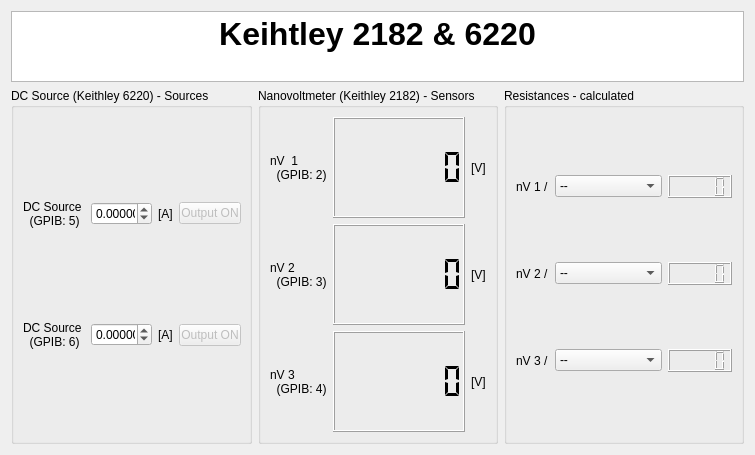
Qt form Keithley/Keithley_Control.ui (Cryostat-GUI/Cryostat-GUI) before a commit.
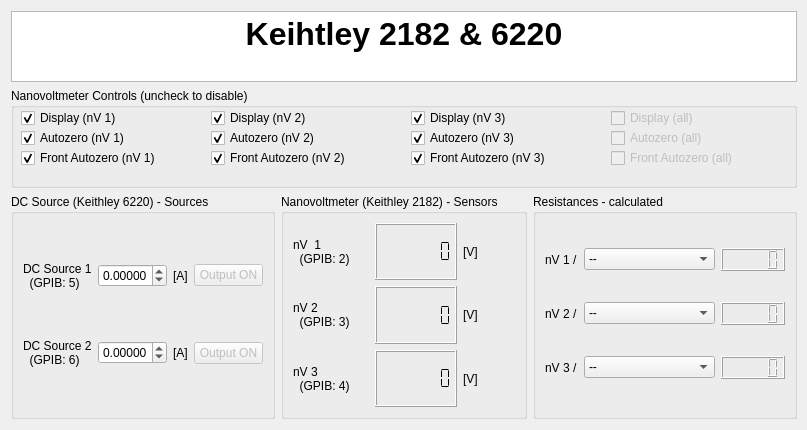
The same form after that commit.

Commit message: nanovoltmeter controls

What changed in the file:
```diff
--- a/Keithley/Keithley_Control.ui
+++ b/Keithley/Keithley_Control.ui
@@ -6,8 +6,8 @@
    <rect>
     <x>0</x>
     <y>0</y>
-    <width>755</width>
-    <height>455</height>
+    <width>807</width>
+    <height>430</height>
    </rect>
   </property>
   <property name="minimumSize">
@@ -20,7 +20,7 @@
    <string>Form</string>
   </property>
   <layout class="QGridLayout" name="gridLayout">
-   <item row="1" column="2">
+   <item row="3" column="2">
     <widget class="QGroupBox" name="groupBox">
      <property name="title">
       <string>Resistances - calculated</string>
@@ -116,7 +116,128 @@
      </layout>
     </widget>
    </item>
-   <item row="1" column="1">
+   <item row="3" column="0">
+    <widget class="QGroupBox" name="groupReadings_2">
+     <property name="title">
+      <string>DC Source (Keithley 6220) - Sources</string>
+     </property>
+     <property name="flat">
+      <bool>false</bool>
+     </property>
+     <property name="checkable">
+      <bool>false</bool>
+     </property>
+     <layout class="QGridLayout" name="_2" columnstretch="0,0,0,0">
+      <item row="0" column="0">
+       <widget class="QLabel" name="label_10">
+        <property name="minimumSize">
+         <size>
+          <width>0</width>
+          <height>39</height>
+         </size>
+        </property>
+        <property name="text">
+         <string>DC Source 1 
+  (GPIB: 5)</string>
+        </property>
+       </widget>
+      </item>
+      <item row="0" column="1">
+       <widget class="QDoubleSpinBox" name="spinSetCurrent1_A">
+        <property name="decimals">
+         <number>5</number>
+        </property>
+        <property name="minimum">
+         <double>-0.100000000000000</double>
+        </property>
+        <property name="maximum">
+         <double>0.100000000000000</double>
+        </property>
+        <property name="singleStep">
+         <double>0.001000000000000</double>
+        </property>
+       </widget>
+      </item>
+      <item row="2" column="1">
+       <widget class="QDoubleSpinBox" name="spinSetCurrent2_A">
+        <property name="decimals">
+         <number>5</number>
+        </property>
+        <property name="minimum">
+         <double>-0.100000000000000</double>
+        </property>
+        <property name="maximum">
+         <double>0.100000000000000</double>
+        </property>
+        <property name="singleStep">
+         <double>0.001000000000000</double>
+        </property>
+       </widget>
+      </item>
+      <item row="2" column="0">
+       <widget class="QLabel" name="label_9">
+        <property name="minimumSize">
+         <size>
+          <width>0</width>
+          <height>38</height>
+         </size>
+        </property>
+        <property name="text">
+         <string>DC Source 2 
+  (GPIB: 6)</string>
+        </property>
+       </widget>
+      </item>
+      <item row="2" column="2">
+       <widget class="QLabel" name="label_7">
+        <property name="maximumSize">
+         <size>
+          <width>52</width>
+          <height>16777215</height>
+         </size>
+        </property>
+        <property name="text">
+         <string>[A]</string>
+        </property>
+       </widget>
+      </item>
+      <item row="0" column="2">
+       <widget class="QLabel" name="label_12">
+        <property name="maximumSize">
+         <size>
+          <width>52</width>
+          <height>16777215</height>
+         </size>
+        </property>
+        <property name="text">
+         <string>[A]</string>
+        </property>
+       </widget>
+      </item>
+      <item row="2" column="3">
+       <widget class="QPushButton" name="pushToggleOut_2">
+        <property name="enabled">
+         <bool>false</bool>
+        </property>
+        <property name="text">
+         <string>Output ON</string>
+        </property>
+       </widget>
+      </item>
+      <item row="0" column="3">
+       <widget class="QPushButton" name="pushToggleOut_1">
+        <property name="enabled">
+         <bool>false</bool>
+        </property>
+        <property name="text">
+         <string>Output ON</string>
+        </property>
+       </widget>
+      </item>
+     </layout>
+    </widget>
+   </item>
+   <item row="3" column="1">
     <widget class="QGroupBox" name="groupReadings">
      <property name="title">
       <string>Nanovoltmeter (Keithley 2182) - Sensors</string>
@@ -127,7 +248,7 @@
      <property name="checkable">
       <bool>false</bool>
      </property>
-     <layout class="QGridLayout" columnstretch="0,1,0">
+     <layout class="QGridLayout" columnstretch="0,0,0">
       <item row="2" column="2">
        <widget class="QLabel" name="label_5">
         <property name="maximumSize">
@@ -230,127 +351,6 @@
      </layout>
     </widget>
    </item>
-   <item row="1" column="0">
-    <widget class="QGroupBox" name="groupReadings_2">
-     <property name="title">
-      <string>DC Source (Keithley 6220) - Sources</string>
-     </property>
-     <property name="flat">
-      <bool>false</bool>
-     </property>
-     <property name="checkable">
-      <bool>false</bool>
-     </property>
-     <layout class="QGridLayout" name="_2" columnstretch="0,0,0,0">
-      <item row="0" column="0">
-       <widget class="QLabel" name="label_10">
-        <property name="minimumSize">
-         <size>
-          <width>0</width>
-          <height>39</height>
-         </size>
-        </property>
-        <property name="text">
-         <string>DC Source 1 
-  (GPIB: 5)</string>
-        </property>
-       </widget>
-      </item>
-      <item row="0" column="1">
-       <widget class="QDoubleSpinBox" name="spinSetCurrent1_A">
-        <property name="decimals">
-         <number>5</number>
-        </property>
-        <property name="minimum">
-         <double>-0.100000000000000</double>
-        </property>
-        <property name="maximum">
-         <double>0.100000000000000</double>
-        </property>
-        <property name="singleStep">
-         <double>0.001000000000000</double>
-        </property>
-       </widget>
-      </item>
-      <item row="2" column="1">
-       <widget class="QDoubleSpinBox" name="spinSetCurrent2_A">
-        <property name="decimals">
-         <number>5</number>
-        </property>
-        <property name="minimum">
-         <double>-0.100000000000000</double>
-        </property>
-        <property name="maximum">
-         <double>0.100000000000000</double>
-        </property>
-        <property name="singleStep">
-         <double>0.001000000000000</double>
-        </property>
-       </widget>
-      </item>
-      <item row="2" column="0">
-       <widget class="QLabel" name="label_9">
-        <property name="minimumSize">
-         <size>
-          <width>0</width>
-          <height>38</height>
-         </size>
-        </property>
-        <property name="text">
-         <string>DC Source 2 
-  (GPIB: 6)</string>
-        </property>
-       </widget>
-      </item>
-      <item row="2" column="2">
-       <widget class="QLabel" name="label_7">
-        <property name="maximumSize">
-         <size>
-          <width>52</width>
-          <height>16777215</height>
-         </size>
-        </property>
-        <property name="text">
-         <string>[A]</string>
-        </property>
-       </widget>
-      </item>
-      <item row="0" column="2">
-       <widget class="QLabel" name="label_12">
-        <property name="maximumSize">
-         <size>
-          <width>52</width>
-          <height>16777215</height>
-         </size>
-        </property>
-        <property name="text">
-         <string>[A]</string>
-        </property>
-       </widget>
-      </item>
-      <item row="2" column="3">
-       <widget class="QPushButton" name="pushToggleOut_2">
-        <property name="enabled">
-         <bool>false</bool>
-        </property>
-        <property name="text">
-         <string>Output ON</string>
-        </property>
-       </widget>
-      </item>
-      <item row="0" column="3">
-       <widget class="QPushButton" name="pushToggleOut_1">
-        <property name="enabled">
-         <bool>false</bool>
-        </property>
-        <property name="text">
-         <string>Output ON</string>
-        </property>
-       </widget>
-      </item>
-     </layout>
-    </widget>
-   </item>
    <item row="0" column="0" colspan="3">
     <widget class="QTextBrowser" name="textBrowser">
      <property name="minimumSize">
@@ -380,6 +380,229 @@
      </property>
     </widget>
    </item>
+   <item row="2" column="0" colspan="3">
+    <widget class="QGroupBox" name="groupBox_2">
+     <property name="minimumSize">
+      <size>
+       <width>240</width>
+       <height>0</height>
+      </size>
+     </property>
+     <property name="maximumSize">
+      <size>
+       <width>16777215</width>
+       <height>100</height>
+      </size>
+     </property>
+     <property name="title">
+      <string>Nanovoltmeter Controls (uncheck to disable)</string>
+     </property>
+     <widget class="QCheckBox" name="checkBox_FrontAutozero_1">
+      <property name="geometry">
+       <rect>
+        <x>10</x>
+        <y>60</y>
+        <width>171</width>
+        <height>20</height>
+       </rect>
+      </property>
+      <property name="text">
+       <string>Front Autozero (nV 1)</string>
+      </property>
+      <property name="checked">
+       <bool>true</bool>
+      </property>
+     </widget>
+     <widget class="QCheckBox" name="checkBox_Autozero_1">
+      <property name="geometry">
+       <rect>
+        <x>10</x>
+        <y>40</y>
+        <width>151</width>
+        <height>20</height>
+       </rect>
+      </property>
+      <property name="text">
+       <string>Autozero (nV 1)</string>
+      </property>
+      <property name="checked">
+       <bool>true</bool>
+      </property>
+     </widget>
+     <widget class="QCheckBox" name="checkBox_Display_1">
+      <property name="geometry">
+       <rect>
+        <x>10</x>
+        <y>20</y>
+        <width>131</width>
+        <height>20</height>
+       </rect>
+      </property>
+      <property name="text">
+       <string>Display (nV 1)</string>
+      </property>
+      <property name="checked">
+       <bool>true</bool>
+      </property>
+     </widget>
+     <widget class="QCheckBox" name="checkBox_Autozero_2">
+      <property name="geometry">
+       <rect>
+        <x>200</x>
+        <y>40</y>
+        <width>151</width>
+        <height>20</height>
+       </rect>
+      </property>
+      <property name="text">
+       <string>Autozero (nV 2)</string>
+      </property>
+      <property name="checked">
+       <bool>true</bool>
+      </property>
+     </widget>
+     <widget class="QCheckBox" name="checkBox_FrontAutozero_2">
+      <property name="geometry">
+       <rect>
+        <x>200</x>
+        <y>60</y>
+        <width>171</width>
+        <height>20</height>
+       </rect>
+      </property>
+      <property name="text">
+       <string>Front Autozero (nV 2)</string>
+      </property>
+      <property name="checked">
+       <bool>true</bool>
+      </property>
+     </widget>
+     <widget class="QCheckBox" name="checkBox_Display_2">
+      <property name="geometry">
+       <rect>
+        <x>200</x>
+        <y>20</y>
+        <width>131</width>
+        <height>20</height>
+       </rect>
+      </property>
+      <property name="text">
+       <string>Display (nV 2)</string>
+      </property>
+      <property name="checked">
+       <bool>true</bool>
+      </property>
+     </widget>
+     <widget class="QCheckBox" name="checkBox_Display_3">
+      <property name="enabled">
+       <bool>true</bool>
+      </property>
+      <property name="geometry">
+       <rect>
+        <x>400</x>
+        <y>20</y>
+        <width>131</width>
+        <height>20</height>
+       </rect>
+      </property>
+      <property name="text">
+       <string>Display (nV 3)</string>
+      </property>
+      <property name="checked">
+       <bool>true</bool>
+      </property>
+     </widget>
+     <widget class="QCheckBox" name="checkBox_FrontAutozero_3">
+      <property name="geometry">
+       <rect>
+        <x>400</x>
+        <y>60</y>
+        <width>171</width>
+        <height>20</height>
+       </rect>
+      </property>
+      <property name="text">
+       <string>Front Autozero (nV 3)</string>
+      </property>
+      <property name="checked">
+       <bool>true</bool>
+      </property>
+     </widget>
+     <widget class="QCheckBox" name="checkBox_Autozero_3">
+      <property name="geometry">
+       <rect>
+        <x>400</x>
+        <y>40</y>
+        <width>151</width>
+        <height>20</height>
+       </rect>
+      </property>
+      <property name="text">
+       <string>Autozero (nV 3)</string>
+      </property>
+      <property name="checked">
+       <bool>true</bool>
+      </property>
+     </widget>
+     <widget class="QCheckBox" name="checkBox_Display_4">
+      <property name="enabled">
+       <bool>false</bool>
+      </property>
+      <property name="geometry">
+       <rect>
+        <x>600</x>
+        <y>20</y>
+        <width>131</width>
+        <height>20</height>
+       </rect>
+      </property>
+      <property name="text">
+       <string>Display (all)</string>
+      </property>
+      <property name="checked">
+       <bool>false</bool>
+      </property>
+     </widget>
+     <widget class="QCheckBox" name="checkBox_Autozero_4">
+      <property name="enabled">
+       <bool>false</bool>
+      </property>
+      <property name="geometry">
+       <rect>
+        <x>600</x>
+        <y>40</y>
+        <width>151</width>
+        <height>20</height>
+       </rect>
+      </property>
+      <property name="text">
+       <string>Autozero (all)</string>
+      </property>
+      <property name="checked">
+       <bool>false</bool>
+      </property>
+     </widget>
+     <widget class="QCheckBox" name="checkBox_FrontAutozero_4">
+      <property name="enabled">
+       <bool>false</bool>
+      </property>
+      <property name="geometry">
+       <rect>
+        <x>600</x>
+        <y>60</y>
+        <width>171</width>
+        <height>20</height>
+       </rect>
+      </property>
+      <property name="text">
+       <string>Front Autozero (all)</string>
+      </property>
+      <property name="checked">
+       <bool>false</bool>
+      </property>
+     </widget>
+    </widget>
+   </item>
   </layout>
  </widget>
  <resources/>
```
The commit also changes 2 other files.
